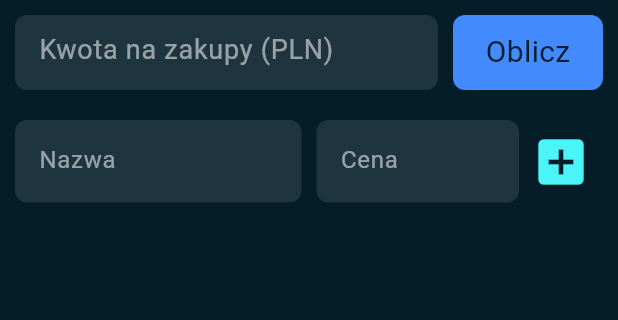
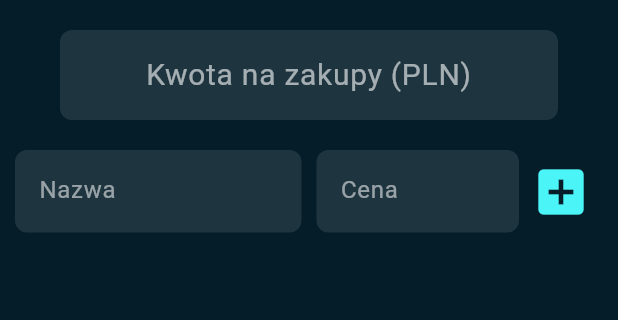
Before and after one commit to MarceliEDU/kalko, a Flutter app: the screen it shows once a user with an empty profile is signed in, on a phone screen of 412 x 824 dp, the part 84-404 px from its top. Run offline on Flutter 3.47's test engine with Material 3 defaults, Android fonts, the phone set to English and light mode, and no system bars; our stand-ins replace cloud_firestore, firebase_auth, firebase_core; accounts and stored records are empty.

Commit message:
display changes

```diff
--- a/lib/product_list.dart
+++ b/lib/product_list.dart
@@ -101,65 +101,36 @@ class _ProductListState extends State<ProductList> {
               padding: const EdgeInsets.all(10),
               child: Column(
                 children: [
-                  SizedBox(
-                    height: 50,
-                    child: Row(
-                      children: [
-                        Flexible(
+                  Container(
+                    height: 60,
+                    margin: EdgeInsets.symmetric(vertical: 10, horizontal: 30),
+                    child: Center(
                       child: TextField(
                         controller: moneyController,
-                            style: const TextStyle(color: Colors.white, fontSize: 18),
+                        textAlign: TextAlign.center,
+                        style: const TextStyle(color: Colors.white, fontSize: 20),
                         decoration: InputDecoration(
                           hintText: "Kwota na zakupy (PLN)",
-                              hintStyle: const TextStyle(color: Colors.white54),
+                          hintStyle: const TextStyle(color: Colors.white60),
                           border: OutlineInputBorder(
                             borderRadius: BorderRadius.circular(8),
                             borderSide: BorderSide.none,
                           ),
-                              fillColor: Colors.white24.withOpacity(0.1),
+                          fillColor: Colors.white.withOpacity(0.1),
                           filled: true,
                         ),
                         onEditingComplete: () {
+
                           setState(() {
                             fillFalseChanged(prices.length);
                             money = double.parse(moneyController.text);
                           });
+
                         },
                       ),
+                    )
                   ),
-                        const SizedBox(width: 10,),
-                        Container(
-                            width: 100,
-                            child: GestureDetector(
-                              onTap: () {
-
-                                if (moneyController.text.isNotEmpty) {
-                                  setState(() {
-                                    fillFalseChanged(prices.length);
-                                    money = double.parse(moneyController.text);
-                                  });
-                                }
-
-
-                              },
-                              child: Container(
-                                  alignment: Alignment.center,
-                                  height: 50,
-                                  decoration: const BoxDecoration(
-                                    color: Colors.blueAccent,
-                                    borderRadius: BorderRadius.all(
-                                        Radius.circular(8)),
-                                  ),
-                                  child: const Text("Oblicz", style: TextStyle(
-                                      color: Color(0xFF051d29),
-                                      fontSize: 20))
-                              ),
-                            )
-                        )
-                      ],
-                    ),
-                  ),
-                  const SizedBox(height: 20,),
+                  const SizedBox(height: 10,),
                   ListView.builder(
                       shrinkWrap: true,
                       itemCount: products.length,
```
Lines whose indentation alone changed are shown as unchanged.
